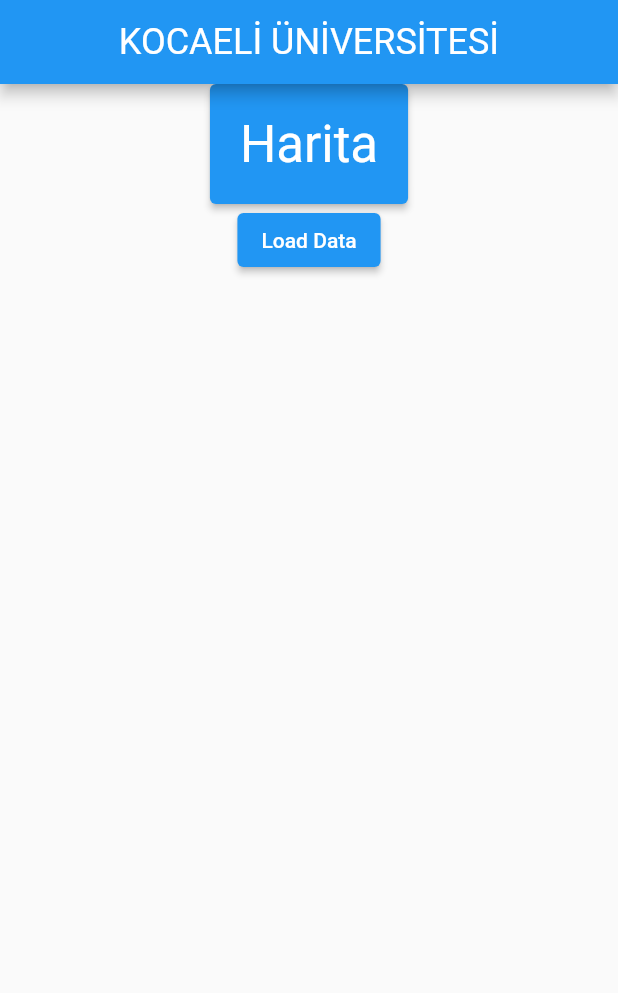
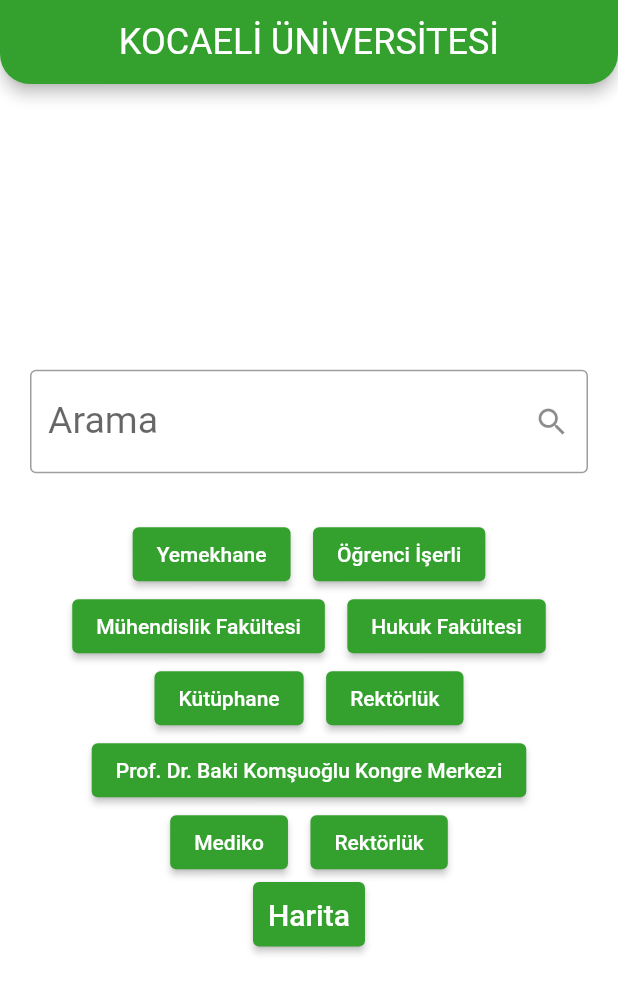
Before and after one commit to AlperenImam0glu/Kou-Navigation-project, a Flutter app: the screen it shows after launch, on a phone screen of 412 x 824 dp. Shown: the top 993 px of the screen. Run offline on Flutter 3.47's test engine with Material 2 defaults, Android fonts, the phone set to English and light mode, and no system bars; our stand-ins replace google_maps_flutter, location.

Commit message:
giriş ekranı butonları eklendi

```diff
--- a/assets/locations.json
+++ b/assets/locations.json
@@ -2,7 +2,7 @@
   "Locations": [
     {
       "Id": "1",
-      "Name": "Bilgisayar Mühendisliği Bölümü",
+      "Name": "Bilgisayar Mühendisliği",
       "Lat": 40.821843,
       "Lng": 29.923537
     },
--- /dev/null
+++ b/lib/location_model.dart
@@ -0,0 +1,7 @@
+class LocationModels {
+  late double? lat;
+  late double? lng;
+  late String? name;
+
+  LocationModels({this.lat, this.lng, this.name});
+}
--- a/lib/main.dart
+++ b/lib/main.dart
@@ -1,5 +1,6 @@
 import 'package:flutter/material.dart';
-import 'package:kou_navigation_project/welcome_page.dart';
+import 'package:kou_navigation_project/theme/light_theme.dart';
+import 'package:kou_navigation_project/views/welcome_page.dart';
 
 void main() => runApp(MyApp());
 
@@ -8,6 +9,7 @@ class MyApp extends StatelessWidget {
   Widget build(BuildContext context) {
     return MaterialApp(
       debugShowCheckedModeBanner: false,
+      theme: LighTheme().theme,
       title: 'Flutter Google Maps',
       home: WelcomePageView(),
     );
--- /dev/null
+++ b/lib/theme/light_theme.dart
@@ -0,0 +1,38 @@
+import 'package:flutter/material.dart';
+
+class LighTheme {
+  final _lightColor = _LightColor();
+
+  late ThemeData theme;
+
+  LighTheme() {
+    theme = ThemeData(
+      appBarTheme: const AppBarTheme(
+        // color: Colors.amber,
+        shape: RoundedRectangleBorder(
+          borderRadius: BorderRadius.vertical(
+            bottom: Radius.circular(20),
+          ),
+        ),
+      ),
+      scaffoldBackgroundColor: Colors.white.withOpacity(0.9),
+      floatingActionButtonTheme:
+          const FloatingActionButtonThemeData(backgroundColor: Colors.green),
+      buttonTheme: ButtonThemeData(
+        colorScheme: ColorScheme.light(
+            onPrimary: Colors.green, onSecondary: _lightColor.blueMenia),
+      ),
+      colorScheme: const ColorScheme.light(
+        primary: Color.fromARGB(255, 52, 160, 45),
+      ),
+      textTheme: ThemeData.light().textTheme.copyWith(
+            subtitle1: TextStyle(fontSize: 25, color: _lightColor._textColor),
+          ),
+    );
+  }
+}
+
+class _LightColor {
+  final Color _textColor = Color.fromARGB(255, 247, 152, 152);
+  final Color blueMenia = const Color.fromARGB(95, 188, 248, 1);
+}
--- /dev/null
+++ b/lib/views/welcome_page.dart
@@ -0,0 +1,171 @@
+import 'dart:convert';
+
+import 'package:flutter/material.dart';
+import 'package:flutter/services.dart';
+import 'package:kou_navigation_project/location_model.dart';
+import 'package:kou_navigation_project/read_json_file.dart';
+import 'package:kou_navigation_project/views/map_view.dart';
+
+class WelcomePageView extends StatefulWidget {
+  WelcomePageView({Key? key}) : super(key: key);
+
+  @override
+  State<WelcomePageView> createState() => _WelcomePageViewState();
+}
+
+class _WelcomePageViewState extends State<WelcomePageView> {
+  final String titleText = "KOCAELİ ÜNİVERSİTESİ";
+  static LocationModels locationModel = LocationModels();
+  static List? items = [];
+
+  void returnjsonh() async {
+    var data;
+    data = await ReadJsonFile().readJson();
+
+    print(data[0]["Name"]);
+  }
+
+  @override
+  void initState() {
+    super.initState();
+    returnjsonh();
+  }
+
+  @override
+  Widget build(BuildContext context) {
+    return SafeArea(
+      child: Scaffold(
+        appBar: AppBar(
+          title: Text(titleText,
+              style: Theme.of(context)
+                  .textTheme
+                  .headline5
+                  ?.copyWith(color: Colors.white)),
+          centerTitle: true,
+        ),
+        body: Center(
+          child: Column(
+            mainAxisAlignment: MainAxisAlignment.center,
+            children: [
+              Padding(
+                padding: const EdgeInsets.symmetric(horizontal: 20),
+                child: Row(
+                  crossAxisAlignment: CrossAxisAlignment.center,
+                  children: [
+                    Flexible(
+                      child: TextFormField(
+                        obscureText: true,
+                        decoration: InputDecoration(
+                          border: OutlineInputBorder(),
+                          labelText: 'Arama',
+                          suffixIcon: Icon(
+                            Icons.search_outlined,
+                            color: Colors.black45,
+                          ),
+                        ),
+                      ),
+                    ),
+                  ],
+                ),
+              ),
+              SizedBox(
+                height: 30,
+              ),
+              _doubleElevatedButton(
+                  firstText: "Yemekhane", secondText: "Öğrenci İşerli"),
+              _doubleElevatedButton(
+                  firstText: "Mühendislik Fakültesi",
+                  secondText: "Hukuk Fakültesi"),
+              _doubleElevatedButton(
+                  firstText: "Kütüphane", secondText: "Rektörlük"),
+              _singleElevatedButton("Prof. Dr. Baki Komşuoğlu Kongre Merkezi"),
+              _doubleElevatedButton(
+                  firstText: "Mediko", secondText: "Rektörlük"),
+              _goMapButton(context),
+            ],
+          ),
+        ),
+      ),
+    );
+  }
+
+  Row _singleElevatedButton(String firstText) {
+    return Row(
+      mainAxisAlignment: MainAxisAlignment.center,
+      children: [
+        ElevatedButton(
+          onPressed: () {},
+          child: Text(firstText),
+        ),
+      ],
+    );
+  }
+
+  Row _doubleElevatedButton(
+      {required String firstText, required String secondText}) {
+    return Row(
+      mainAxisAlignment: MainAxisAlignment.center,
+      children: [
+        ElevatedButton(
+          onPressed: () {
+            locationModel = LocationModels(
+                name: "Yemekhane", lat: 40.821364, lng: 29.927784);
+            Navigator.push(
+                context,
+                MaterialPageRoute(
+                    builder: (context) =>
+                        MapSample(locationModel: locationModel)));
+          },
+          child: Text(firstText),
+        ),
+        SizedBox(
+          width: 15,
+        ),
+        ElevatedButton(
+          onPressed: () {},
+          child: Text(secondText),
+        ),
+      ],
+    );
+  }
+
+  ElevatedButton _goMapButton(BuildContext context) {
+    return ElevatedButton(
+      style: ElevatedButton.styleFrom(padding: EdgeInsets.all(10)),
+      child: Text(
+        "Harita",
+        style: Theme.of(context)
+            .textTheme
+            .headline6
+            ?.copyWith(color: Colors.white),
+      ),
+      onPressed: () {
+        locationModel =
+            LocationModels(name: "Yemekhane", lat: 40.821364, lng: 29.927784);
+        Navigator.push(
+            context,
+            MaterialPageRoute(
+                builder: (context) => MapSample(locationModel: locationModel)));
+      },
+    );
+  }
+
+  Widget _searchButton(BuildContext context) {
+    return ElevatedButton.icon(
+      style: ElevatedButton.styleFrom(
+        shape: new RoundedRectangleBorder(
+          borderRadius: new BorderRadius.circular(30.0),
+        ),
+      ),
+      onPressed: () {},
+      icon: Icon(Icons.search_outlined, size: 40),
+      label: Text(
+        'Arama',
+        style: Theme.of(context)
+            .textTheme
+            .headline4
+            ?.copyWith(color: Colors.white),
+      ),
+    );
+  }
+}
--- a/lib/welcome_page.dart
+++ /dev/null
@@ -1,88 +0,0 @@
-import 'dart:convert';
-
-import 'package:flutter/material.dart';
-import 'package:flutter/services.dart';
-import 'package:kou_navigation_project/map_view.dart';
-
-class WelcomePageView extends StatefulWidget {
-  WelcomePageView({Key? key}) : super(key: key);
-
-  @override
-  State<WelcomePageView> createState() => _WelcomePageViewState();
-}
-
-class _WelcomePageViewState extends State<WelcomePageView> {
-  List? _items = [];
-
-  Future<void> readJson() async {
-    final String response =
-        await rootBundle.loadString('assets/locations.json');
-    final data = await json.decode(response);
-    setState(() {
-      _items = data["Locations"];
-    });
-  }
-
-  @override
-  void initState() {
-    // TODO: implement initState
-    super.initState();
-  }
-
-  @override
-  Widget build(BuildContext context) {
-    return Scaffold(
-      appBar: AppBar(
-        title: Text("KOCAELİ ÜNİVERSİTESİ",
-            style: Theme.of(context)
-                .textTheme
-                .headline5
-                ?.copyWith(color: Colors.white)),
-        centerTitle: true,
-      ),
-      body: Center(
-        child: Column(
-          mainAxisAlignment: MainAxisAlignment.center,
-          children: [
-            ElevatedButton(
-              style: ElevatedButton.styleFrom(padding: EdgeInsets.all(20)),
-              child: Text(
-                "Harita",
-                style: Theme.of(context)
-                    .textTheme
-                    .headline4
-                    ?.copyWith(color: Colors.white),
-              ),
-              onPressed: () {
-                Navigator.push(context,
-                    MaterialPageRoute(builder: (context) => MapSample()));
-              },
-            ),
-
-            ElevatedButton(
-              child: const Text('Load Data'),
-              onPressed: readJson,
-            ),
-
-            // Display the data loaded from sample.json
-            Expanded(
-              child: ListView.builder(
-                itemCount: _items?.length,
-                itemBuilder: (context, index) {
-                  return Card(
-                    margin: const EdgeInsets.all(10),
-                    child: ListTile(
-                      leading: Text(_items?[index]["Id"]),
-                      title: Text(_items?[index]["Name"]),
-                      subtitle: Text(_items![index]["Lat"].toString()),
-                    ),
-                  );
-                },
-              ),
-            )
-          ],
-        ),
-      ),
-    );
-  }
-}
```
Also changed, not shown: lib/read_json_file.dart (added, +14 -0 lines), lib/views/map_view.dart (renamed from lib/map_view.dart, +9 -3 lines).
